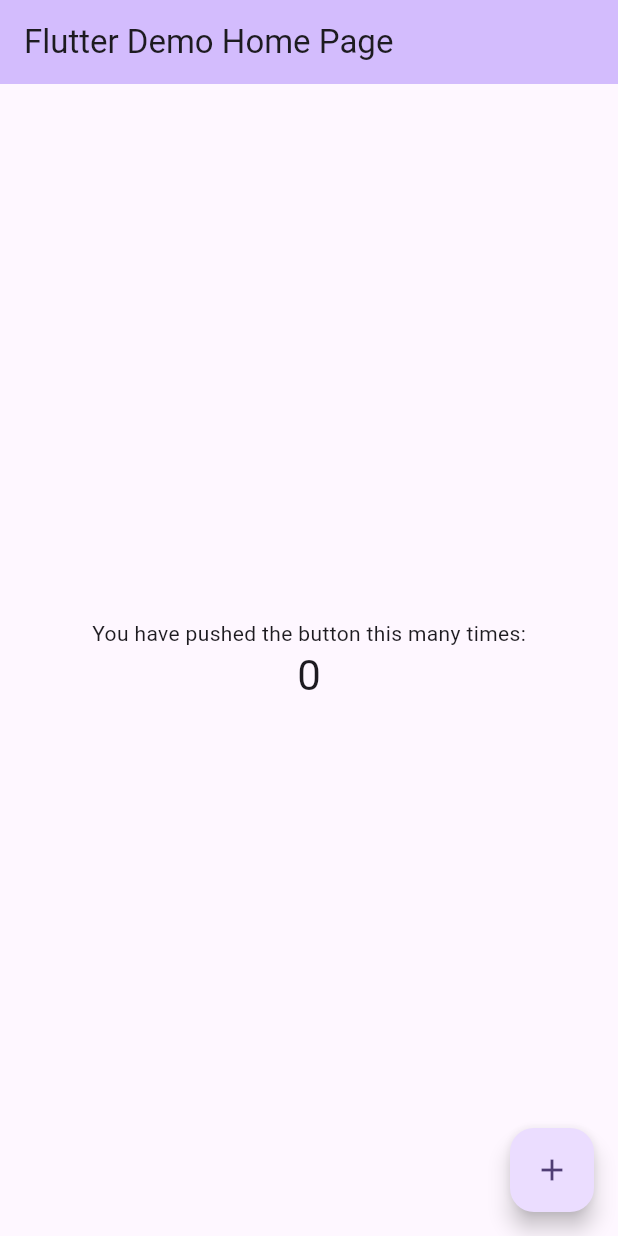
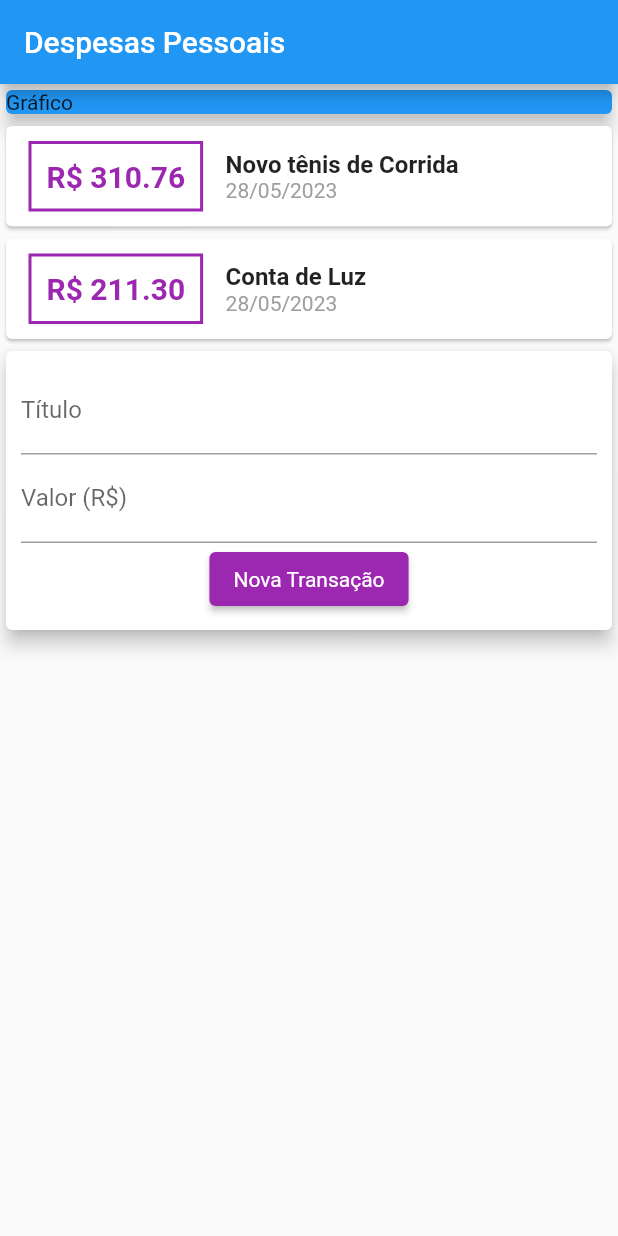
Before and after one commit to LeonardoPuglia/despesas_pessoais, a Flutter app: the screen it shows after launch, on a phone screen of 412 x 824 dp. Run offline on Flutter 3.47's test engine with Material 2 defaults, Android fonts, the phone set to English and light mode, and no system bars.

Commit message:
create new transaction

```diff
--- /dev/null
+++ b/lib/components/transaction_form.dart
@@ -0,0 +1,54 @@
+import 'package:flutter/material.dart';
+
+class TransactionForm extends StatelessWidget {
+  final titleController = TextEditingController();
+  final valueController = TextEditingController();
+
+  final Function(String, double) onSubmit;
+  TransactionForm({super.key, required this.onSubmit});
+
+  @override
+  Widget build(BuildContext context) {
+    return Card(
+      elevation: 5,
+      child: Padding(
+        padding: const EdgeInsets.all(10),
+        // ignore: prefer_const_literals_to_create_immutables
+        child: Column(children: [
+          TextField(
+            controller: titleController,
+            decoration: const InputDecoration(
+              labelText: 'Título',
+            ),
+          ),
+          TextField(
+            controller: valueController,
+            decoration: const InputDecoration(
+              labelText: 'Valor (R\$)',
+            ),
+          ),
+          Row(
+            mainAxisAlignment: MainAxisAlignment.center,
+            children: [
+              ElevatedButton(
+                onPressed: () {
+                  final title = titleController.text;
+                  final value = double.tryParse(valueController.text) ?? 0;
+
+                  onSubmit(title, value);
+                },
+                style: ElevatedButton.styleFrom(
+                  backgroundColor: Colors.purple,
+                  textStyle: const TextStyle(
+                    color: Colors.purple,
+                  ),
+                ),
+                child: const Text('Nova Transação'),
+              ),
+            ],
+          ),
+        ]),
+      ),
+    );
+  }
+}
--- /dev/null
+++ b/lib/components/transaction_list.dart
@@ -0,0 +1,58 @@
+import 'package:despesas_pessoais/models/transaction.dart';
+import 'package:flutter/material.dart';
+import 'package:intl/intl.dart';
+
+class TransactionList extends StatelessWidget {
+  final List<Transaction> transactions;
+
+  const TransactionList({super.key, required this.transactions});
+
+  @override
+  Widget build(BuildContext context) {
+    return Column(
+      children: transactions.map((tr) {
+        return Card(
+            child: Row(
+          children: [
+            Container(
+              margin: const EdgeInsets.symmetric(
+                horizontal: 15,
+                vertical: 10,
+              ),
+              decoration: BoxDecoration(
+                border: Border.all(color: Colors.purple, width: 2),
+              ),
+              padding: const EdgeInsets.all(10),
+              child: Text(
+                'R\$ ${tr.value.toStringAsFixed(2)}',
+                style: const TextStyle(
+                  fontWeight: FontWeight.bold,
+                  fontSize: 20,
+                  color: Colors.purple,
+                ),
+              ),
+            ),
+            Column(
+              crossAxisAlignment: CrossAxisAlignment.start,
+              children: [
+                Text(
+                  tr.title,
+                  style: const TextStyle(
+                    fontSize: 16,
+                    fontWeight: FontWeight.bold,
+                  ),
+                ),
+                Text(
+                  DateFormat('d/MM/y').format(tr.date),
+                  style: const TextStyle(
+                    color: Colors.grey,
+                  ),
+                ),
+              ],
+            )
+          ],
+        ));
+      }).toList(),
+    );
+  }
+}
--- /dev/null
+++ b/lib/components/transaction_user.dart
@@ -0,0 +1,54 @@
+import 'dart:math';
+
+import 'package:flutter/material.dart';
+
+import '../models/transaction.dart';
+import 'transaction_form.dart';
+import 'transaction_list.dart';
+
+class TransactionUser extends StatefulWidget {
+  const TransactionUser({super.key});
+
+  @override
+  State<TransactionUser> createState() => _TransactionUserState();
+}
+
+class _TransactionUserState extends State<TransactionUser> {
+  final _transactions = [
+    Transaction(
+      id: 't1',
+      title: 'Novo tênis de Corrida',
+      value: 310.76,
+      date: DateTime.now(),
+    ),
+    Transaction(
+      id: 't2',
+      title: 'Conta de Luz',
+      value: 211.30,
+      date: DateTime.now(),
+    )
+  ];
+
+  _addTransaction(String title, double value) {
+    final newTransaction = Transaction(
+      id: Random().nextDouble().toString(),
+      title: title,
+      value: value,
+      date: DateTime.now(),
+    );
+
+    setState(() {
+      _transactions.add(newTransaction);
+    });
+  }
+
+  @override
+  Widget build(BuildContext context) {
+    return Column(
+      children: [
+        TransactionList(transactions: _transactions),
+        TransactionForm(onSubmit: _addTransaction),
+      ],
+    );
+  }
+}
--- a/lib/main.dart
+++ b/lib/main.dart
@@ -1,125 +1,38 @@
+// ignore_for_file: prefer_const_constructors
+
+import 'package:despesas_pessoais/components/transaction_user.dart';
 import 'package:flutter/material.dart';
 
-void main() {
-  runApp(const MyApp());
-}
+main() => runApp(ExpensesAPP());
 
-class MyApp extends StatelessWidget {
-  const MyApp({super.key});
+class ExpensesAPP extends StatelessWidget {
+  const ExpensesAPP({super.key});
 
-  // This widget is the root of your application.
   @override
   Widget build(BuildContext context) {
-    return MaterialApp(
-      title: 'Flutter Demo',
-      theme: ThemeData(
-        // This is the theme of your application.
-        //
-        // TRY THIS: Try running your application with "flutter run". You'll see
-        // the application has a blue toolbar. Then, without quitting the app,
-        // try changing the seedColor in the colorScheme below to Colors.green
-        // and then invoke "hot reload" (save your changes or press the "hot
-        // reload" button in a Flutter-supported IDE, or press "r" if you used
-        // the command line to start the app).
-        //
-        // Notice that the counter didn't reset back to zero; the application
-        // state is not lost during the reload. To reset the state, use hot
-        // restart instead.
-        //
-        // This works for code too, not just values: Most code changes can be
-        // tested with just a hot reload.
-        colorScheme: ColorScheme.fromSeed(seedColor: Colors.deepPurple),
-        useMaterial3: true,
-      ),
-      home: const MyHomePage(title: 'Flutter Demo Home Page'),
-    );
+    return MaterialApp(home: MyHomePage());
   }
 }
 
-class MyHomePage extends StatefulWidget {
-  const MyHomePage({super.key, required this.title});
-
-  // This widget is the home page of your application. It is stateful, meaning
-  // that it has a State object (defined below) that contains fields that affect
-  // how it looks.
-
-  // This class is the configuration for the state. It holds the values (in this
-  // case the title) provided by the parent (in this case the App widget) and
-  // used by the build method of the State. Fields in a Widget subclass are
-  // always marked "final".
-
-  final String title;
-
-  @override
-  State<MyHomePage> createState() => _MyHomePageState();
-}
-
-class _MyHomePageState extends State<MyHomePage> {
-  int _counter = 0;
-
-  void _incrementCounter() {
-    setState(() {
-      // This call to setState tells the Flutter framework that something has
-      // changed in this State, which causes it to rerun the build method below
-      // so that the display can reflect the updated values. If we changed
-      // _counter without calling setState(), then the build method would not be
-      // called again, and so nothing would appear to happen.
-      _counter++;
-    });
-  }
+class MyHomePage extends StatelessWidget {
+  MyHomePage({super.key});
 
   @override
   Widget build(BuildContext context) {
-    // This method is rerun every time setState is called, for instance as done
-    // by the _incrementCounter method above.
-    //
-    // The Flutter framework has been optimized to make rerunning build methods
-    // fast, so that you can just rebuild anything that needs updating rather
-    // than having to individually change instances of widgets.
     return Scaffold(
-      appBar: AppBar(
-        // TRY THIS: Try changing the color here to a specific color (to
-        // Colors.amber, perhaps?) and trigger a hot reload to see the AppBar
-        // change color while the other colors stay the same.
-        backgroundColor: Theme.of(context).colorScheme.inversePrimary,
-        // Here we take the value from the MyHomePage object that was created by
-        // the App.build method, and use it to set our appbar title.
-        title: Text(widget.title),
-      ),
-      body: Center(
-        // Center is a layout widget. It takes a single child and positions it
-        // in the middle of the parent.
-        child: Column(
-          // Column is also a layout widget. It takes a list of children and
-          // arranges them vertically. By default, it sizes itself to fit its
-          // children horizontally, and tries to be as tall as its parent.
-          //
-          // Column has various properties to control how it sizes itself and
-          // how it positions its children. Here we use mainAxisAlignment to
-          // center the children vertically; the main axis here is the vertical
-          // axis because Columns are vertical (the cross axis would be
-          // horizontal).
-          //
-          // TRY THIS: Invoke "debug painting" (choose the "Toggle Debug Paint"
-          // action in the IDE, or press "p" in the console), to see the
-          // wireframe for each widget.
-          mainAxisAlignment: MainAxisAlignment.center,
-          children: <Widget>[
-            const Text(
-              'You have pushed the button this many times:',
+        appBar: AppBar(title: Text('Despesas Pessoais'), actions: []),
+        body: Column(
+          crossAxisAlignment: CrossAxisAlignment.stretch,
+          children: [
+            Container(
+              child: Card(
+                color: Colors.blue,
+                child: Text('Gráfico'),
+                elevation: 5,
+              ),
             ),
-            Text(
-              '$_counter',
-              style: Theme.of(context).textTheme.headlineMedium,
-            ),
+            TransactionUser()
           ],
-        ),
-      ),
-      floatingActionButton: FloatingActionButton(
-        onPressed: _incrementCounter,
-        tooltip: 'Increment',
-        child: const Icon(Icons.add),
-      ), // This trailing comma makes auto-formatting nicer for build methods.
-    );
+        ));
   }
 }
--- /dev/null
+++ b/lib/models/transaction.dart
@@ -0,0 +1,12 @@
+class Transaction {
+  final String id;
+  final String title;
+  final double value;
+  final DateTime date;
+
+  Transaction(
+      {required this.id,
+      required this.title,
+      required this.value,
+      required this.date});
+}
--- a/pubspec.yaml
+++ b/pubspec.yaml
@@ -30,6 +30,7 @@ environment:
 dependencies:
   flutter:
     sdk: flutter
+  intl: ^0.17.0
 
 
   # The following adds the Cupertino Icons font to your application.
```
Also changed, not shown: pubspec.lock, 1 other file.
